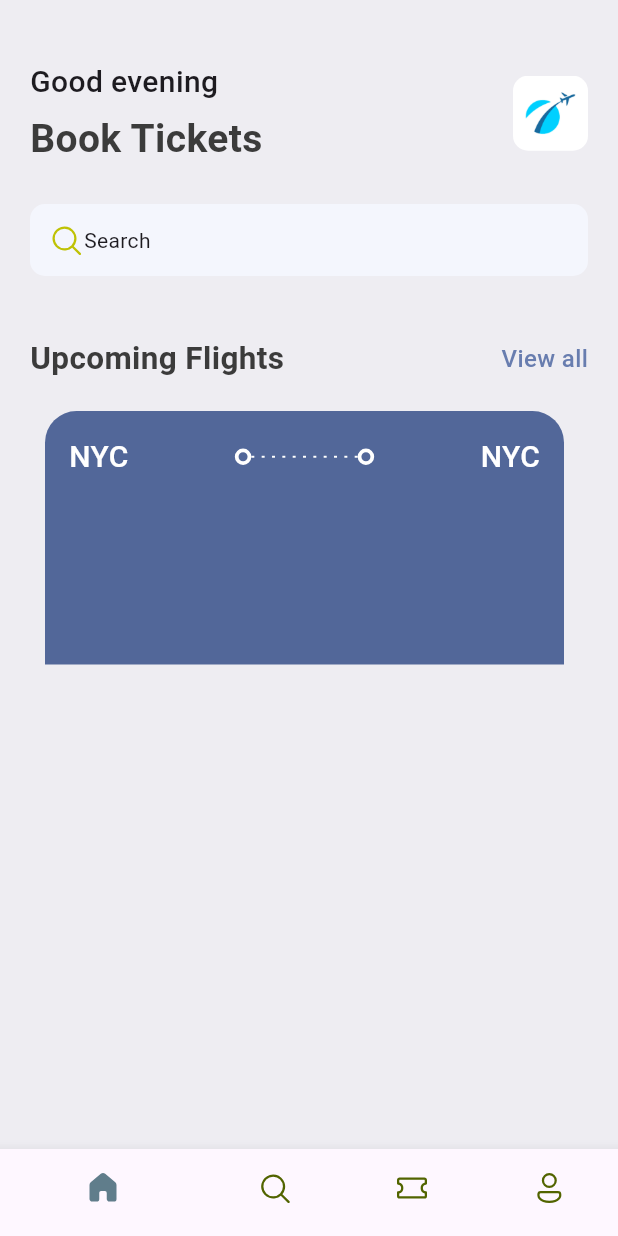
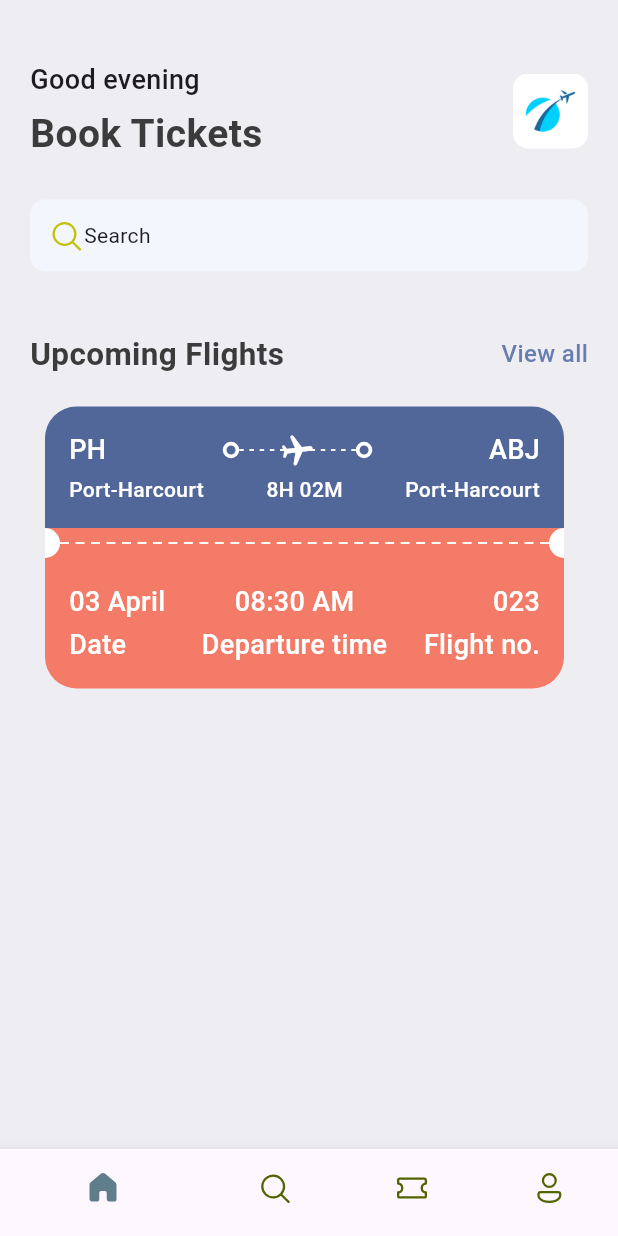
Before and after one commit to Jaeson-gram/Ticket-App, a Flutter app: the screen it shows after launch, on a phone screen of 412 x 824 dp. Run offline on Flutter 3.47's test engine with Material 3 defaults, Android fonts, the phone set to English and light mode, and no system bars; our stand-ins replace fluentui_icons.

Commit message:
finish the bottom part of the ticket

```diff
--- a/lib/base/res/styles/app_styles.dart
+++ b/lib/base/res/styles/app_styles.dart
@@ -9,6 +9,7 @@ class AppStyles {
   // static Color linkColor = const Color.fromARGB(255, 84, 108, 176);
   static Color iconsColor = const Color(0xFFBFC205);
   static Color ticketBlue = const Color(0xFF526799);
+  static Color ticketOrange = const Color(0xfff37b67);
 
   //textstyles
   static TextStyle textStyle =
@@ -21,7 +22,10 @@ class AppStyles {
       TextStyle(fontSize: 21, fontWeight: FontWeight.bold, color: textColor);
 
   static TextStyle headlineStyle3 =
-      const TextStyle(fontSize: 20, fontWeight: FontWeight.w500);
+      const TextStyle(fontSize: 18, fontWeight: FontWeight.w500);
+
+        static TextStyle headlineStyle4 =
+      const TextStyle(fontSize: 14, fontWeight: FontWeight.w500);
 
   // static TextStyle linkStyle =
   //     TextStyle(fontSize: 18, fontWeight: FontWeight.w500, color: linkColor);
--- /dev/null
+++ b/lib/base/widgets/big_circle.dart
@@ -0,0 +1,24 @@
+import 'package:flutter/material.dart';
+
+class BigCircle extends StatelessWidget {
+  final bool isRightSide;
+  const BigCircle({super.key, required this.isRightSide});
+
+  @override
+  Widget build(BuildContext context) {
+    return SizedBox(
+      height: 20,
+      width: 10,
+      child: DecoratedBox(
+          decoration: BoxDecoration(
+              color: Colors.white,
+              borderRadius: isRightSide == true
+                  ? const BorderRadius.only(
+                      topLeft: Radius.circular(10),
+                      bottomLeft: Radius.circular(10))
+                  : const BorderRadius.only(
+                      topRight: Radius.circular(10),
+                      bottomRight: Radius.circular(10)))),
+    );
+  }
+}
--- a/lib/base/widgets/layout_builder_widget.dart
+++ b/lib/base/widgets/layout_builder_widget.dart
@@ -2,8 +2,9 @@ import 'package:flutter/material.dart';
 
 class LayoutBuilderWidget extends StatelessWidget {
   final int randomDivider;
+  final double width;
 
-  const LayoutBuilderWidget({super.key, required this.randomDivider});
+  const LayoutBuilderWidget({super.key, required this.randomDivider, this.width = 3});
 
   @override
   Widget build(BuildContext context) {
@@ -17,10 +18,10 @@ class LayoutBuilderWidget extends StatelessWidget {
         direction: Axis.horizontal,
         children: List.generate(
             (width / randomDivider).floor(),
-            (index) => const SizedBox(
-                  width: 2,
+            (index) => SizedBox(
+                  width: this.width,
                   height: 1.3,
-                  child: DecoratedBox(
+                  child: const DecoratedBox(
                       decoration: BoxDecoration(color: Colors.white)),
                 )),
       );
--- /dev/null
+++ b/lib/base/widgets/ticket_column_layout_text.dart
@@ -0,0 +1,24 @@
+import 'package:flutter/material.dart';
+import 'package:ticket_app/base/widgets/ticket_headline_third.dart';
+
+class TicketColumnLayoutText extends StatelessWidget {
+  final String topText;
+  final String bottomText;
+  final CrossAxisAlignment widgetCrossAxisAlignment;
+
+  const TicketColumnLayoutText(
+      {super.key, required this.topText, required this.bottomText, required this.widgetCrossAxisAlignment});
+
+  @override
+  Widget build(BuildContext context) {
+    return Column(
+      crossAxisAlignment: widgetCrossAxisAlignment,
+
+      children: [
+        TicketHeadlineThird(text: topText),
+        const SizedBox(height: 3),
+        TicketHeadlineThird(text: bottomText),
+      ],
+    );
+  }
+}
--- /dev/null
+++ b/lib/base/widgets/ticket_headline_fourth.dart
@@ -0,0 +1,20 @@
+import 'package:flutter/material.dart';
+import 'package:ticket_app/base/res/styles/app_styles.dart';
+
+class TicketHeadlineFourth extends StatelessWidget {
+  final String text;
+  final TextAlign align;
+
+  const TicketHeadlineFourth(
+      {super.key, required this.text, this.align = TextAlign.start});
+
+  @override
+  Widget build(BuildContext context) {
+    return SizedBox(
+      width: 100,
+      child: Text('Port-Harcourt',
+          textAlign: align,
+          style: AppStyles.headlineStyle4.copyWith(color: Colors.white)),
+    );
+  }
+}
--- /dev/null
+++ b/lib/base/widgets/ticket_headline_third.dart
@@ -0,0 +1,13 @@
+import 'package:flutter/material.dart';
+import 'package:ticket_app/base/res/styles/app_styles.dart';
+
+class TicketHeadlineThird extends StatelessWidget {
+  final String text;
+  const TicketHeadlineThird({super.key, required this.text});
+
+  @override
+  Widget build(BuildContext context) {
+    return Text(text,
+        style: AppStyles.headlineStyle3.copyWith(color: Colors.white));
+  }
+}
--- a/lib/base/widgets/ticket_view.dart
+++ b/lib/base/widgets/ticket_view.dart
@@ -1,6 +1,10 @@
 import 'package:flutter/material.dart';
 import 'package:ticket_app/base/res/styles/app_styles.dart';
+import 'package:ticket_app/base/widgets/big_circle.dart';
 import 'package:ticket_app/base/widgets/layout_builder_widget.dart';
+import 'package:ticket_app/base/widgets/ticket_column_layout_text.dart';
+import 'package:ticket_app/base/widgets/ticket_headline_fourth.dart';
+import 'package:ticket_app/base/widgets/ticket_headline_third.dart';
 import 'package:ticket_app/base/widgets/two_dots.dart';
 
 class TicketView extends StatelessWidget {
@@ -12,43 +16,151 @@ class TicketView extends StatelessWidget {
 
     return SizedBox(
       width: size.width * 0.85,
-      height: 169, //will be the same height regardless of the screen size
+      height: 189, //will be the same height regardless of the screen size
       child: Container(
         margin: const EdgeInsets.only(right: 16, left: 10),
+        child: Column(
+          children: [
+            //Blue part of the ticket
+            Container(
               padding: const EdgeInsets.all(16),
               decoration: BoxDecoration(
                   color: AppStyles.ticketBlue,
                   borderRadius: const BorderRadius.only(
-                topLeft: Radius.circular(21), topRight: Radius.circular(21))),
+                      topLeft: Radius.circular(21),
+                      topRight: Radius.circular(21))),
               child: Column(
                 children: [
+                  //Departure and destination with airplane icon
                   Row(
                     // mainAxisAlignment: MainAxisAlignment.spaceBetween,
                     children: [
-                Text('NYC',
-                    style:
-                        AppStyles.headlineStyle3.copyWith(color: Colors.white)),
+                      const TicketHeadlineThird(text: 'PH'),
                       Expanded(child: Container()),
                       const TwoDots(),
-                const Expanded(
+                      Expanded(
                           child: Stack(
                         children: [
-                    SizedBox(
+                          const SizedBox(
                             height: 24,
                             child: LayoutBuilderWidget(randomDivider: 6),
                           ),
-                    // Center(
-                    //     child: Text('Plane',
-                    //         style: TextStyle(color: Colors.white)))
+                          Transform.rotate(
+                              angle: 1.45,
+                              child: const Center(
+                                  child: Icon(Icons.local_airport_rounded,
+                                      color: Colors.white))),
                         ],
                       )),
                       const TwoDots(),
                       Expanded(child: Container()),
-                Text('NYC',
-                    style:
-                        AppStyles.headlineStyle3.copyWith(color: Colors.white))
+                      const TicketHeadlineThird(text: 'ABJ')
                     ],
-            )
+                  ),
+                  const SizedBox(height: 3),
+                  //Show departure and destination full names with time
+                  Row(
+                    // mainAxisAlignment: MainAxisAlignment.spaceBetween,
+                    children: [
+                      const TicketHeadlineFourth(text: 'Port Harcourt'),
+                      Expanded(child: Container()),
+                      Text('8H 02M',
+                          style: AppStyles.headlineStyle4
+                              .copyWith(color: Colors.white)),
+                      Expanded(child: Container()),
+                      const TicketHeadlineFourth(
+                          text: 'Abuja', align: TextAlign.end)
+                    ],
+                  ),
+                ],
+              ),
+            ),
+            //Big circles in the middle with a line
+            Container(
+              height: 20,
+              color: AppStyles.ticketOrange,
+              child: const Row(
+                children: [
+                  BigCircle(
+                    isRightSide: false,
+                  ),
+                  Expanded(
+                      child: LayoutBuilderWidget(
+                    randomDivider: 10,
+                    width: 6,
+                  )),
+                  BigCircle(
+                    isRightSide: true,
+                  ),
+                ],
+              ),
+            ),
+            //Orange part of the ticket
+            Container(
+              padding: const EdgeInsets.all(16),
+              decoration: BoxDecoration(
+                  color: AppStyles.ticketOrange,
+                  borderRadius: const BorderRadius.only(
+                      bottomLeft: Radius.circular(21),
+                      bottomRight: Radius.circular(21))),
+              child: const Column(
+                children: [
+                  //Departure and destination with airplane icon
+                  Row(
+                    mainAxisAlignment: MainAxisAlignment.spaceBetween,
+                    children: [
+                      TicketColumnLayoutText(
+                          topText: '03 April', bottomText: 'Date', widgetCrossAxisAlignment: CrossAxisAlignment.start),
+
+                      TicketColumnLayoutText(
+                          topText: '08:30 AM',
+                          bottomText: 'Departure time',
+                          widgetCrossAxisAlignment: CrossAxisAlignment.center),
+
+                      TicketColumnLayoutText(
+                          topText: '023',
+                          bottomText: 'Flight no.',
+                          widgetCrossAxisAlignment: CrossAxisAlignment.end),
+
+                      // Expanded(child: Container()),
+                      // Text('11:00 AM',
+                      //     style: AppStyles.headlineStyle3
+                      //         .copyWith(color: Colors.white)),
+                      // Expanded(child: Container()),
+                      // Text('023',
+                      //     style: AppStyles.headlineStyle3
+                      //         .copyWith(color: Colors.white))
+                    ],
+                  ),
+                  //Show departure and destination full names with time
+                  // Row(
+                  //   // mainAxisAlignment: MainAxisAlignment.spaceBetween,
+                  //   children: [
+                  //     SizedBox(
+                  //       width: 100,
+                  //       child: Text('Date',
+                  //           style: AppStyles.headlineStyle4
+                  //               .copyWith(color: Colors.white)),
+                  //     ),
+                  //     Expanded(child: Container()),
+                  //     Text(
+                  //       'Departure Time',
+                  //       style: AppStyles.headlineStyle4
+                  //           .copyWith(color: Colors.white),
+                  //     ),
+                  //     Expanded(child: Container()),
+                  //     SizedBox(
+                  //       width: 100,
+                  //       child: Text('Seat Number',
+                  //           textAlign: TextAlign.end,
+                  //           style: AppStyles.headlineStyle4
+                  //               .copyWith(color: Colors.white)),
+                  //     )
+                  //   ],
+                  // ),
+                ],
+              ),
+            ),
           ],
         ),
       ),
```
Lines whose indentation alone changed are shown as unchanged.
